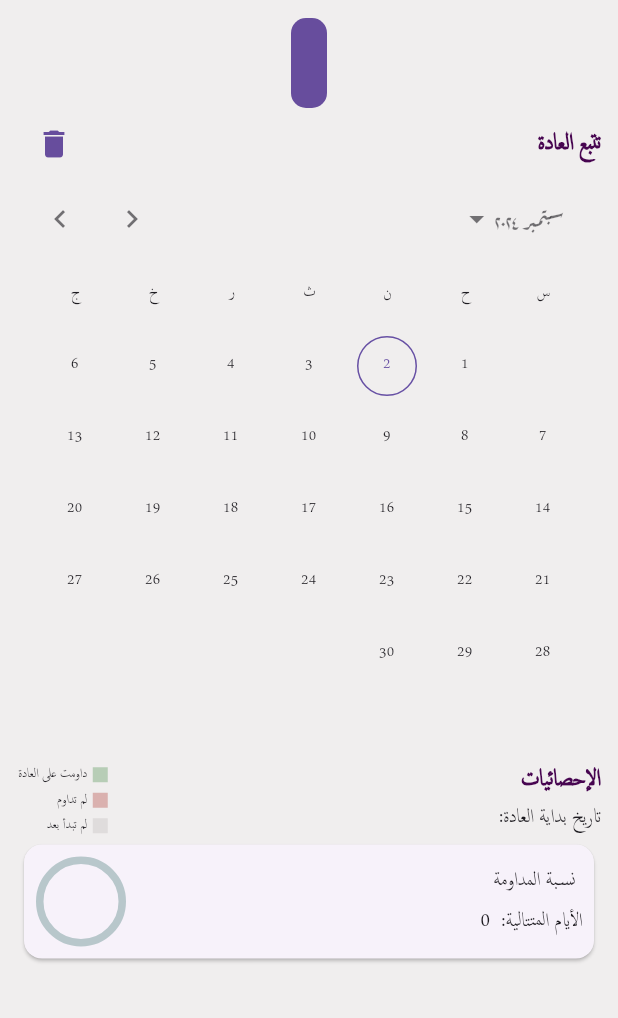
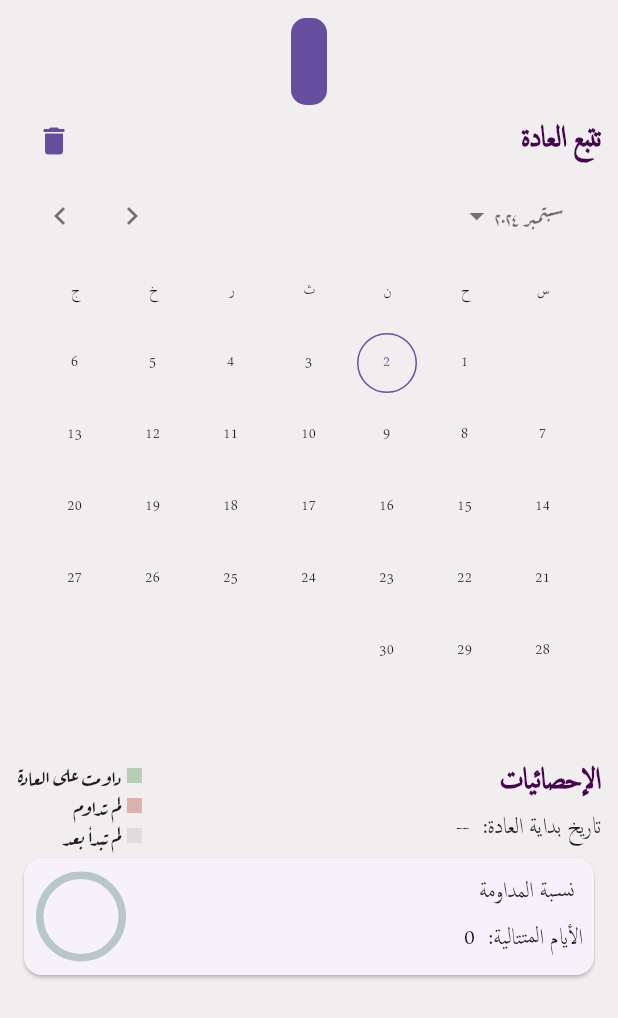
Before and after one commit to AbdullahEmadEldin/islamic_habit_tracker_app, a Flutter app: the HabitsDetails screen opened directly with empty values, on a phone screen of 412 x 824 dp. Shown: the top 1018 px of the screen. Run offline on Flutter 3.47's test engine with Material 3 defaults, Android fonts, the phone set to English and light mode, and no system bars; drawn by our look-alikes of calendar_date_picker2, percent_indicator; our stand-ins replace bloc, blurrycontainer, easy_date_timeline, flutter_bloc, flutter_local_notifications, flutter_native_timezone_updated_gradle and 10 more; missing offline and left inert: a package; accounts and stored records are empty.

```diff
--- a/lib/core/locator.dart
+++ b/lib/core/locator.dart
@@ -8,12 +8,10 @@ import 'package:islamic_habit_tracker/data/service/notification_service.dart';
 import 'package:islamic_habit_tracker/logic/cubits/delete_habits_cubits/delete_habits_cubit.dart';
 
 final locator = GetIt.instance;
-ThemeData _appTheme = AppThemes.lightAppTheme;
 LocalizationManager _appLanguage = LocalizationManager();
 ThemeManager _themeManager = ThemeManager();
 
 void setUp() {
-  locator.registerSingleton<ThemeData>(_appTheme);
   locator.registerLazySingleton<ThemeManager>(() => _themeManager);
   locator.registerLazySingleton<LocalizationManager>(() => _appLanguage);
   locator.registerLazySingleton<HabitDB>(() => HabitDB());
--- a/lib/core/theme/app_theme.dart
+++ b/lib/core/theme/app_theme.dart
@@ -24,7 +24,7 @@ abstract class AppColors {
 }
 
 class AppThemes {
-  static ThemeData lightAppTheme = ThemeData(
+  static ThemeData lightAppTheme(BuildContext context) => ThemeData(
         brightness: Brightness.light,
         scaffoldBackgroundColor: const Color.fromARGB(255, 240, 238, 238),
         checkboxTheme: CheckboxThemeData(
@@ -42,10 +42,10 @@ class AppThemes {
               shape: const RoundedRectangleBorder(
                   borderRadius: BorderRadius.all(Radius.circular(3)))),
         ),
-    textTheme: AppTextThemes.lightTextTheme,
+        textTheme: AppTextThemes.lightTextTheme(context),
       );
 
-  static ThemeData darkAppTheme = ThemeData(
+  static ThemeData darkAppTheme() => ThemeData(
         brightness: Brightness.dark,
         scaffoldBackgroundColor: AppColors.dBackground,
         bottomNavigationBarTheme: const BottomNavigationBarThemeData(
--- a/lib/core/theme/text_theme.dart
+++ b/lib/core/theme/text_theme.dart
@@ -1,41 +1,42 @@
 // ignore_for_file: prefer_const_constructors
 
 import 'package:flutter/material.dart';
+import 'package:flutter_screenutil/flutter_screenutil.dart';
 
 class AppTextThemes {
-  static TextTheme lightTextTheme = TextTheme(
+  static TextTheme lightTextTheme(BuildContext context) => TextTheme(
         bodyLarge: TextStyle(
           fontFamily: 'arabic_typesetting',
-      fontSize: 14.0,
+          fontSize: 14.0.sp,
         ),
         bodyMedium: TextStyle(
           fontFamily: 'arabic_typesetting',
-      fontSize: 12.0,
+          fontSize: 12.0.sp,
         ),
         displayLarge: TextStyle(
           fontFamily: 'arabic_typesetting',
-      fontSize: 32.0,
+          fontSize: 32.0.sp,
           fontWeight: FontWeight.bold,
           color: Color(0xff470550),
         ),
         displayMedium: TextStyle(
           fontFamily: 'arabic_typesetting',
-      fontSize: 21.0,
+          fontSize: 28.0.sp,
           color: Color(0xff470550),
         ),
         displaySmall: TextStyle(
           fontFamily: 'arabic_typesetting',
-      fontSize: 16.0,
+          fontSize: 26.0.sp,
           fontWeight: FontWeight.w600,
         ),
         titleLarge: TextStyle(
           fontFamily: 'arabic_typesetting',
-      fontSize: 20.0,
+          fontSize: 24.0.sp,
           fontWeight: FontWeight.w600,
         ),
         titleMedium: TextStyle(
           fontFamily: 'arabic_typesetting',
-      fontSize: 18.0,
+          fontSize: 22.0.sp,
           fontWeight: FontWeight.normal,
         ),
         titleSmall: TextStyle(
@@ -44,7 +45,7 @@ class AppTextThemes {
         ),
         headlineLarge: TextStyle(
           fontFamily: 'arabic_typesetting',
-      fontSize: 48.0,
+          fontSize: 48.0.sp,
           fontWeight: FontWeight.normal,
         ),
       );
@@ -52,7 +53,7 @@ class AppTextThemes {
   static TextTheme darkTextTheme = TextTheme(
     bodyLarge: TextStyle(
       fontFamily: 'arabic_typesetting',
-      fontSize: 14.0,
+      fontSize: 14.0.sp,
     ),
     bodyMedium: TextStyle(
       fontFamily: 'arabic_typesetting',
--- a/lib/data/service/habit_database/habits_db.dart
+++ b/lib/data/service/habit_database/habits_db.dart
@@ -48,7 +48,7 @@ class HabitDB {
 
     dbBatch.execute('''
   CREATE TABLE "$datesTable"(
-    "id" INTEGER NOT NULL,
+    "id" INTEGER,
     "date" TEXT NOT NULL,
     "done" INTEGER NOT NULL
   )
--- a/lib/logic/cubits/create_habit_cubit/create_habit_cubit.dart
+++ b/lib/logic/cubits/create_habit_cubit/create_habit_cubit.dart
@@ -15,7 +15,7 @@ class CreateHabitCubit extends Cubit<CreateHabitState> {
     try {
       await db.createData(
           " INSERT INTO ${db.habitTable} ('habitName') VALUES ('${habit.habitName}')");
-      addTrackDate(habit, TrackDate(date: DateTime.now(), done: true));
+      addTrackDate(habit, TrackDate(date: DateTime.now(), done: false));
       emit(CreateHabitSuccess());
     } catch (e) {
       print('INside Create Cubit: error::::  createHabit ${e.toString()}');
--- a/lib/logic/cubits/delete_habits_cubits/delete_habits_cubit.dart
+++ b/lib/logic/cubits/delete_habits_cubits/delete_habits_cubit.dart
@@ -28,8 +28,9 @@ class DeleteHabitsCubit extends Cubit<DeleteHabitsState> {
   /// Delete all habits from settings screen
   void deleteAllHabits() async {
     try {
-      await db.deleteData('DELETE FROM ${db.habitTable}');
-      await db.deleteData('DELETE FROM ${db.datesTable}');
+      await db.deleteCompleteDatabase();
+      // await db.deleteData('DELETE FROM ${db.habitTable}');
+      // await db.deleteData('DELETE FROM ${db.datesTable}');
     } catch (e) {
       print('INside Cubbbbbit: rerror rmove all habits ${e.toString()}');
     }
--- a/lib/view/pages/habits_details.dart
+++ b/lib/view/pages/habits_details.dart
@@ -8,9 +8,10 @@ import 'package:islamic_habit_tracker/data/models/habit.dart';
 import 'package:islamic_habit_tracker/generated/l10n.dart';
 import 'package:islamic_habit_tracker/logic/cubits/delete_habits_cubits/delete_habits_cubit.dart';
 import 'package:islamic_habit_tracker/view/widgets/tracking_calendar.dart';
+import 'package:islamic_habit_tracker/view/widgets/tracking_colors-guide.dart';
 import 'package:percent_indicator/circular_percent_indicator.dart';
 
-class HabitsDetails extends StatelessWidget {
+class HabitsDetails extends StatefulWidget {
   final Habit mainHabit;
   const HabitsDetails({
     Key? key,
@@ -18,12 +19,24 @@ class HabitsDetails extends StatelessWidget {
   }) : super(key: key);
 
   @override
+  State<HabitsDetails> createState() => _HabitsDetailsState();
+}
+
+class _HabitsDetailsState extends State<HabitsDetails> {
+  bool? historyExsist;
+  DateTime? startingDate;
+
+  @override
+  void initState() {
+    historyExsist = widget.mainHabit.trakingDates!.isNotEmpty;
+    startingDate = historyExsist!
+        ? widget.mainHabit.trakingDates!.first.date.toLocal()
+        : null;
+    super.initState();
+  }
+
+  @override
   Widget build(BuildContext context) {
-    bool historyExsist = mainHabit.trakingDates!.isNotEmpty;
-    String startingDate = historyExsist
-        ? '${mainHabit.trakingDates!.first.date.day}-${mainHabit.trakingDates!.first.date.month}-${mainHabit.trakingDates!.first.date.year}'
-        : '';
-
     return SafeArea(
       child: Scaffold(
           body: Padding(
@@ -38,7 +51,7 @@ class HabitsDetails extends StatelessWidget {
                     color: AppColors.primary,
                     borderRadius: BorderRadius.circular(10)),
                 child: Text(
-                  mainHabit.habitName,
+                  widget.mainHabit.habitName,
                   style: Theme.of(context)
                       .textTheme
                       .displayLarge!
@@ -64,7 +77,10 @@ class HabitsDetails extends StatelessWidget {
                 )
               ],
             ),
-            TrackingCalender(mainHabit: mainHabit),
+            TrackingCalender(
+                doneDates: testDates,
+                // widget.mainHabit.trakingDates!.map((e) => e.date).toList(),
+                notDoneDates: _calFalseDates()),
             Row(
               mainAxisAlignment: MainAxisAlignment.spaceBetween,
               children: [
@@ -79,12 +95,12 @@ class HabitsDetails extends StatelessWidget {
                           .copyWith(fontWeight: FontWeight.bold),
                     ),
                     Text(
-                      "${S.of(context).habitStartingDate} $startingDate",
+                      "${S.of(context).habitStartingDate} ${startingDate?.day ?? ''}-${startingDate?.month ?? ''}-${startingDate?.year ?? ''}",
                       style: Theme.of(context).textTheme.titleMedium,
                     ),
                   ],
                 ),
-                _colorsIndicating(context),
+                const TrackingColorsGuide(),
               ],
             ),
             Card(
@@ -109,7 +125,7 @@ class HabitsDetails extends StatelessWidget {
                       radius: 30,
                       percent: _calculateDoneHabitPercent(),
                       center: Text(
-                        historyExsist
+                        historyExsist!
                             ? '${(_calculateDoneHabitPercent() * 100).ceil()}%'
                             : '',
                         style: Theme.of(context).textTheme.titleMedium,
@@ -145,7 +161,7 @@ class HabitsDetails extends StatelessWidget {
           TextButton(
               onPressed: () {
                 BlocProvider.of<DeleteHabitsCubit>(context)
-                    .deleteHabit(mainHabit);
+                    .deleteHabit(widget.mainHabit);
                 Navigator.of(dialogContext).pop(); // Pop from the dialog
                 Navigator.of(context).pop();
               },
@@ -160,64 +176,59 @@ class HabitsDetails extends StatelessWidget {
     );
   }
 
-  Widget _colorsIndicating(BuildContext context) {
-    return Column(
-      crossAxisAlignment: CrossAxisAlignment.start,
-      children: [
-        Row(
-          children: [
-            Container(
-              height: 10,
-              width: 10,
-              color: AppColors.doneDayColor,
-            ),
-            const SizedBox(width: 4),
-            Text(S.of(context).doneLabelColor)
-          ],
-        ),
-        Row(
-          children: [
-            Container(
-              height: 10,
-              width: 10,
-              color: AppColors.falseDayColor,
-            ),
-            const SizedBox(width: 4),
-            Text(S.of(context).notAchieved)
-          ],
-        ),
-        Row(
-          children: [
-            Container(
-              height: 10,
-              width: 10,
-              color: const Color.fromARGB(255, 206, 202, 202).withOpacity(0.5),
-            ),
-            const SizedBox(width: 4),
-            Text(S.of(context).notSartingYet)
-          ],
-        ),
-      ],
-    );
-  }
-
   double _calculateDoneHabitPercent() {
     int doneDays = 0;
-    for (int i = 0; i < mainHabit.trakingDates!.length; i++) {
-      if (mainHabit.trakingDates![i].done) {
+    for (int i = 0; i < widget.mainHabit.trakingDates!.length; i++) {
+      if (widget.mainHabit.trakingDates![i].done) {
         doneDays++;
       }
     }
-    double percent = doneDays / mainHabit.trakingDates!.length;
+    double percent = doneDays / widget.mainHabit.trakingDates!.length;
     return percent;
   }
 
   int _calStreakDays() {
     int streak = 0;
-    for (int i = 0; i < mainHabit.trakingDates!.length; i++) {
-      if (mainHabit.trakingDates![i].done == false) break;
-      if (mainHabit.trakingDates![i].done) streak++;
+    for (int i = 0; i < widget.mainHabit.trakingDates!.length; i++) {
+      if (widget.mainHabit.trakingDates![i].done == false) break;
+      if (widget.mainHabit.trakingDates![i].done) streak++;
     }
     return streak;
   }
+
+  List<DateTime> _calFalseDates() {
+    /// the list of dates that coming from database will be the DONE dates.
+    /// we will calculate from the starting date of the habit to the current date
+    /// if any date in not in the done list it will be false.
+    ///
+    List<DateTime> falseDates = [];
+    for (DateTime date = testDates.first;
+        date.isBefore(DateTime.now().subtract(const Duration(days: 1)));
+        date = date.add(
+      Duration(days: 1),
+    ),) {
+      if (!testDates.contains(date)) {
+        print('==========>> Date $date is not in the testDates list');
+        falseDates.add(date);
+        print('=========>>> false dates length ${falseDates.length}');
+      }
+    }
+    return falseDates;
+  }
 }
+
+List<DateTime> testDates = [
+  DateTime(2024, 8, 5),
+  DateTime(2024, 8, 6),
+  DateTime(2024, 8, 7),
+  DateTime(2024, 8, 10),
+  DateTime(2024, 8, 15),
+  DateTime(2024, 8, 19),
+  DateTime(2024, 8, 21),
+  DateTime(2024, 8, 22),
+  DateTime(2024, 8, 24),
+  DateTime(2024, 8, 25),
+  DateTime(2024, 8, 26),
+  DateTime(2024, 8, 27),
+  DateTime(2024, 8, 28),
+];
--- a/lib/view/widgets/tracking_calendar.dart
+++ b/lib/view/widgets/tracking_calendar.dart
@@ -4,12 +4,13 @@ import 'package:islamic_habit_tracker/core/theme/app_theme.dart';
 import 'package:islamic_habit_tracker/data/models/habit.dart';
 
 class TrackingCalender extends StatelessWidget {
+  final List<DateTime> doneDates;
+  final List<DateTime> notDoneDates;
   const TrackingCalender({
     super.key,
-    required this.mainHabit,
+    required this.doneDates,
+    required this.notDoneDates,
   });
-
-  final Habit mainHabit;
 
   @override
   Widget build(BuildContext context) {
@@ -27,17 +28,21 @@ class TrackingCalender extends StatelessWidget {
               const Color.fromARGB(255, 206, 202, 202).withOpacity(0.5);
           Color borderDayColor =
               const Color.fromARGB(255, 206, 202, 202).withOpacity(0.5);
-          for (var datee in mainHabit.trakingDates!) {
-            if (date == datee.date) {
-              datee.done
-                  ? (
-                      dayColor = AppColors.doneDayColor,
-                      borderDayColor = AppColors.doneDayborderColor
-                    )
-                  : (
-                      dayColor = AppColors.falseDayColor,
-                      borderDayColor = AppColors.falseDayborderColor,
-                    );
+          for (var doneDate in doneDates) {
+            if (date == doneDate) {
+              dayColor = AppColors.doneDayColor;
+              borderDayColor = AppColors.doneDayborderColor;
+
+              //  (
+              //     dayColor = AppColors.falseDayColor,
+              //     borderDayColor = AppColors.falseDayborderColor,
+              //   );
+            }
+          }
+          for (var notDoneDate in notDoneDates) {
+            if (date == notDoneDate) {
+              dayColor = AppColors.falseDayColor;
+              borderDayColor = AppColors.falseDayborderColor;
             }
           }
           return Padding(
--- /dev/null
+++ b/lib/view/widgets/tracking_colors-guide.dart
@@ -0,0 +1,60 @@
+import 'package:flutter/material.dart';
+import 'package:islamic_habit_tracker/core/theme/app_theme.dart';
+import 'package:islamic_habit_tracker/generated/l10n.dart';
+
+class TrackingColorsGuide extends StatelessWidget {
+  const TrackingColorsGuide({
+    super.key,
+  });
+
+  @override
+  Widget build(BuildContext context) {
+    return Column(
+      crossAxisAlignment: CrossAxisAlignment.start,
+      children: [
+        Row(
+          children: [
+            Container(
+              height: 10,
+              width: 10,
+              color: AppColors.doneDayColor,
+            ),
+            const SizedBox(width: 4),
+            Text(
+              S.of(context).doneLabelColor,
+              style: Theme.of(context).textTheme.titleSmall,
+            )
+          ],
+        ),
+        Row(
+          children: [
+            Container(
+              height: 10,
+              width: 10,
+              color: AppColors.falseDayColor,
+            ),
+            const SizedBox(width: 4),
+            Text(
+              S.of(context).notAchieved,
+              style: Theme.of(context).textTheme.titleSmall,
+            )
+          ],
+        ),
+        Row(
+          children: [
+            Container(
+              height: 10,
+              width: 10,
+              color: const Color.fromARGB(255, 206, 202, 202).withOpacity(0.5),
+            ),
+            const SizedBox(width: 4),
+            Text(
+              S.of(context).notSartingYet,
+              style: Theme.of(context).textTheme.titleSmall,
+            )
+          ],
+        ),
+      ],
+    );
+  }
+}
--- a/pubspec.yaml
+++ b/pubspec.yaml
@@ -20,6 +20,7 @@ dependencies:
   flutter_local_notifications: ^16.3.2
   flutter_localization: ^0.2.0
   flutter_native_timezone_updated_gradle: ^2.0.3
+  flutter_screenutil: ^5.9.3
   get_it: ^7.6.4
   go_router: ^12.1.1
   modal_progress_hud_nsn: ^0.4.0
```
Also changed, not shown: lib/main.dart (+14 -33 lines), lib/view/components/create_habit_component.dart (added, +97 -0 lines), lib/view/pages/home_screen.dart (+5 -67 lines), lib/view/widgets/habit_tile.dart (+11 -6 lines), lib/view/widgets/horizontal_date_picker.dart (+14 -4 lines), pubspec.lock. Lines whose indentation alone changed are shown as unchanged.
